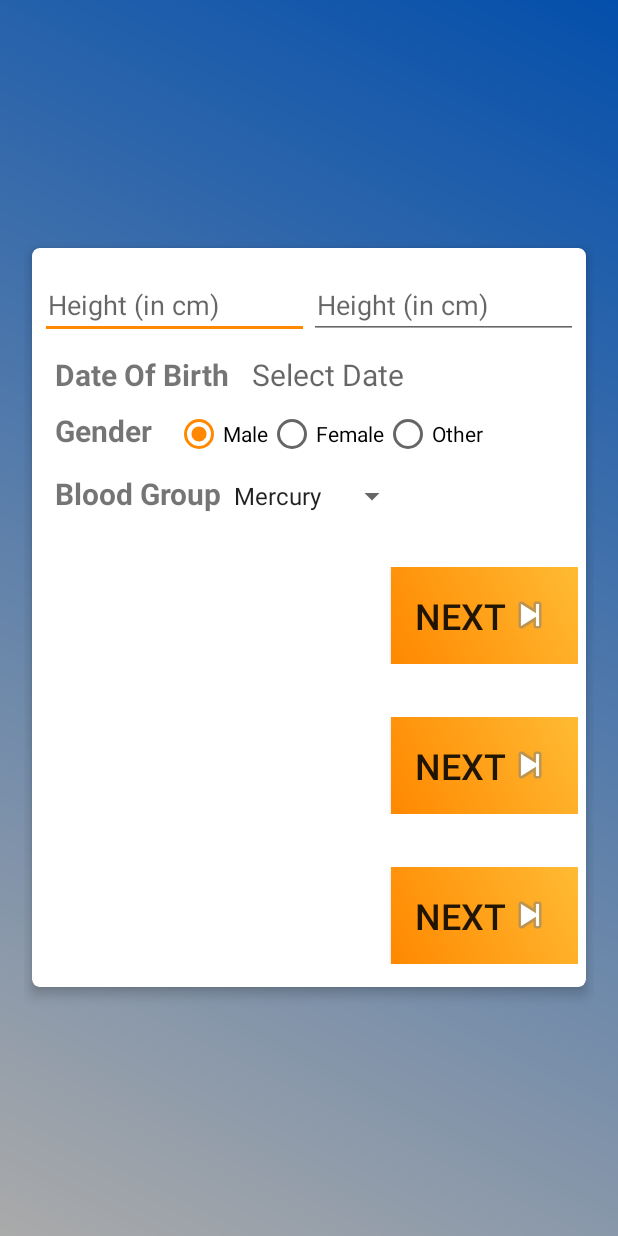
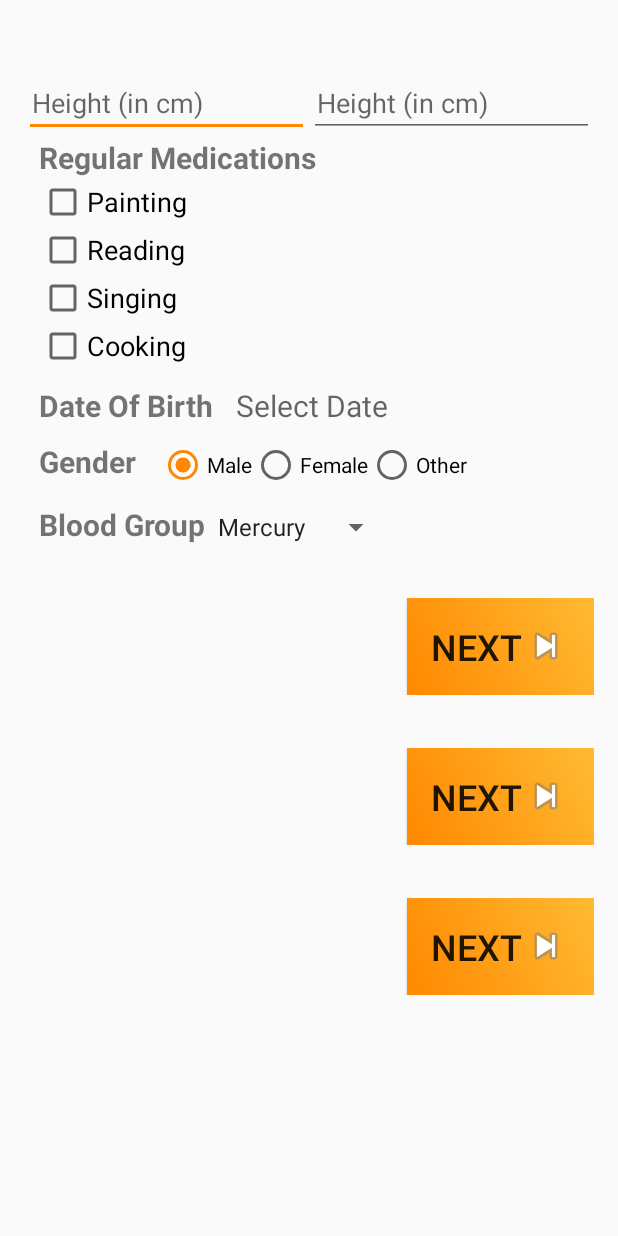
Before and after one commit to Masum95/Android_BT_Data_Receiver, an Android app: the screen it shows after launch (ProfileRegisterActivity), on a phone screen of 412 x 824 dp. Run offline under Robolectric (Android 15) with nearby library versions, the phone set to English and light mode, and no system bars.

Commit message:
values caputred on next button

```diff
--- a/app/src/main/java/com/samsung/android/sdk/accessory/example/filetransfer/receiver/ProfileRegisterActivity.java
+++ b/app/src/main/java/com/samsung/android/sdk/accessory/example/filetransfer/receiver/ProfileRegisterActivity.java
@@ -10,6 +10,8 @@ import android.util.Log;
 import android.view.View;
 import android.widget.AdapterView;
 import android.widget.ArrayAdapter;
+import android.widget.Button;
+import android.widget.CheckBox;
 import android.widget.DatePicker;
 import android.widget.EditText;
 import android.widget.RadioButton;
@@ -18,11 +20,11 @@ import android.widget.Spinner;
 import android.widget.TextView;
 import android.widget.Toast;
 
-import java.text.SimpleDateFormat;
+import java.util.ArrayList;
 import java.util.Calendar;
-import java.util.Locale;
+import java.util.List;
 
-public class ProfileRegisterActivity extends AppCompatActivity implements AdapterView.OnItemSelectedListener{
+public class ProfileRegisterActivity extends AppCompatActivity  {
 
     EditText name, phone_num, email, phone, password;
 
@@ -30,16 +32,20 @@ public class ProfileRegisterActivity extends AppCompatActivity implements Adapte
     private TextView mDisplayDate;
     private DatePickerDialog.OnDateSetListener mDateSetListener;
     String[] planetArray;
-
-
+    CheckBox ch, ch1, ch2, ch3;
+    RadioGroup rg;
+    Button nextBtn;
+    Spinner spinner;
     @Override
     protected void onCreate(Bundle savedInstanceState) {
         super.onCreate(savedInstanceState);
         setContentView(R.layout.activity_profile_register);
-        addListenerOnButton();
+        nextBtn = (Button) findViewById(R.id.bNext);
+
+
         planetArray = getResources().getStringArray(R.array.planets_array);
-        Log.d("register","here");
-        Spinner spinner = (Spinner) findViewById(R.id.planets_spinner);
+        Log.d("register", "here");
+        spinner = (Spinner) findViewById(R.id.planets_spinner);
         // Create an ArrayAdapter using the string array and a default spinner layout
         ArrayAdapter<CharSequence> adapter = ArrayAdapter.createFromResource(this,
                 R.array.planets_array, android.R.layout.simple_spinner_item);
@@ -47,6 +53,19 @@ public class ProfileRegisterActivity extends AppCompatActivity implements Adapte
         adapter.setDropDownViewResource(android.R.layout.simple_spinner_dropdown_item);
         // Apply the adapter to the spinner
         spinner.setAdapter(adapter);
+
+
+        spinner.setOnItemSelectedListener(new AdapterView.OnItemSelectedListener() {
+            public void onItemSelected(AdapterView<?> adapterView, View view, int i, long l) {
+                Log.d("Tag---", "clicekd : " + i);
+
+                Toast.makeText(getApplicationContext(), "Selected User: " + planetArray[i], Toast.LENGTH_SHORT).show();
+            }
+
+            public void onNothingSelected(AdapterView<?> adapterView) {
+                return;
+            }
+        });
 
         mDisplayDate = (TextView) findViewById(R.id.tvDate);
 
@@ -62,7 +81,7 @@ public class ProfileRegisterActivity extends AppCompatActivity implements Adapte
                         ProfileRegisterActivity.this,
                         android.R.style.Theme_Holo_Light_Dialog_MinWidth,
                         mDateSetListener,
-                        year,month,day);
+                        year, month, day);
                 dialog.getWindow().setBackgroundDrawable(new ColorDrawable(Color.TRANSPARENT));
                 dialog.show();
             }
@@ -79,39 +98,66 @@ public class ProfileRegisterActivity extends AppCompatActivity implements Adapte
             }
         };
 
+        rg = (RadioGroup) findViewById(R.id.radio);
+
+
+        // Finding CheckBox by its unique ID
+        ch = (CheckBox) findViewById(R.id.checkBox);
+        ch1 = (CheckBox) findViewById(R.id.checkBox2);
+        ch2 = (CheckBox) findViewById(R.id.checkBox3);
+        ch3 = (CheckBox) findViewById(R.id.checkBox4);
+
+        nextBtn.setOnClickListener(new View.OnClickListener() {
+            @Override
+            public void onClick(View v) {
+                List<String> checkedList = getCheckedList();
+                String selectedRadio = getSelectedRadioItem();
+                String selectedDropDown = getSelectedDropDown();
+
+                Toast.makeText(getApplicationContext(), selectedDropDown, Toast.LENGTH_SHORT).show();
+
+//                Toast.makeText(getApplicationContext(), selectedRadio, Toast.LENGTH_SHORT).show();
+            }
+        });
     }
 
-    public void addListenerOnButton() {
 
-        RadioGroup rg = (RadioGroup) findViewById(R.id.radio);
+    public List<String> getCheckedList() {
+        String msg = "";
+        List<String> checkedList = new ArrayList<>();
 
-        rg.setOnCheckedChangeListener(new RadioGroup.OnCheckedChangeListener()
-        {
-            public void onCheckedChanged(RadioGroup group, int checkedId) {
-                switch(checkedId){
-                    case R.id.radioMale:
-                        Toast.makeText(getApplicationContext(), "Male",Toast.LENGTH_SHORT).show();
 
-                        break;
-                    case R.id.radioFemale:
-                        // do operations specific to this selection
-                        break;
-                    case R.id.radioOther:
-                        // do operations specific to this selection
-                        break;
-                }
-            }
-        });
+        if (ch.isChecked()) {
+            checkedList.add(ch.getText().toString());
+            msg += ch.getText().toString();
 
+        }
+        if (ch1.isChecked())
+            checkedList.add(ch1.getText().toString());
+        if (ch2.isChecked())
+            checkedList.add(ch2.getText().toString());
+        if (ch3.isChecked())
+            checkedList.add(ch3.getText().toString());
+
+        return checkedList;
     }
-    @Override
-    public void onItemSelected(AdapterView<?> arg0, View arg1, int position,long id) {
-        Toast.makeText(getApplicationContext(), "Selected User: "+ planetArray[position] ,Toast.LENGTH_SHORT).show();
+
+
+    private String getSelectedDropDown() {
+
+        String text = spinner.getSelectedItem().toString();
+        return text;
     }
-    @Override
-    public void onNothingSelected(AdapterView<?> arg0) {
-        // TODO - Custom Code
+
+    private String getSelectedRadioItem() {
+
+        int selectedId = rg.getCheckedRadioButtonId();
+
+        RadioButton radioButton;
+        radioButton = (RadioButton) findViewById(selectedId);
+        return radioButton.getText().toString();
     }
+
 
     @Override
     protected void onStart() {
@@ -119,5 +165,4 @@ public class ProfileRegisterActivity extends AppCompatActivity implements Adapte
     }
 
 
-
 }
--- a/app/src/main/res/layout/activity_profile_register.xml
+++ b/app/src/main/res/layout/activity_profile_register.xml
@@ -1,122 +1,163 @@
 <?xml version="1.0" encoding="utf-8"?>
-<ScrollView
-    xmlns:android="http://schemas.android.com/apk/res/android"
+<LinearLayout xmlns:android="http://schemas.android.com/apk/res/android"
     xmlns:app="http://schemas.android.com/apk/res-auto"
     xmlns:tools="http://schemas.android.com/tools"
+    android:id="@+id/scrollView2"
     android:layout_width="match_parent"
     android:layout_height="match_parent"
-    android:background="@drawable/gradient"
+    android:orientation="vertical"
     android:padding="16dp"
     android:scrollbarThumbVertical="@null"
     tools:context=".RegisterActivity">
 
+    <LinearLayout
+        android:layout_width="match_parent"
+        android:layout_height="match_parent"
+        android:orientation="vertical"
+        android:paddingTop="20dp">
 
-    <android.support.v7.widget.CardView
-        android:layout_width="match_parent"
-        android:layout_height="wrap_content"
-        android:layout_gravity="center"
-        android:layout_margin="5dp"
-        android:padding="10dp"
-        app:cardCornerRadius="5dp"
-        app:cardElevation="5dp">
 
         <LinearLayout
-            android:layout_width="match_parent"
-            android:layout_height="wrap_content"
-            android:layout_gravity="center"
-            android:layout_margin="5dp"
-            android:orientation="vertical">
-
-
-
-            <LinearLayout android:layout_width="fill_parent"
+            android:layout_width="fill_parent"
             android:layout_height="wrap_content"
             android:orientation="horizontal">
+
             <EditText
                 android:id="@+id/height"
 
-                    android:layout_marginTop="10dp"
-                    android:hint="@string/height"
-
                 android:layout_width="fill_parent"
                 android:layout_height="wrap_content"
+
+                android:layout_marginTop="10dp"
                 android:layout_weight="1"
+                android:hint="@string/height"
 
                 android:inputType="textNoSuggestions"
                 android:maxLines="1"
                 android:paddingStart="5dp"
-                    android:singleLine="true"/>
+                android:singleLine="true" />
 
 
             <EditText
                 android:id="@+id/phone_num"
 
-                    android:layout_marginTop="10dp"
-                    android:hint="@string/height"
-
                 android:layout_width="fill_parent"
                 android:layout_height="wrap_content"
+
+                android:layout_marginTop="10dp"
                 android:layout_weight="1"
+                android:hint="@string/height"
 
                 android:inputType="textNoSuggestions"
                 android:maxLines="1"
                 android:paddingStart="5dp"
-                    android:singleLine="true"/>
+                android:singleLine="true" />
         </LinearLayout>
 
 
+        <LinearLayout
+            android:layout_width="fill_parent"
+            android:layout_height="wrap_content"
+            android:layout_marginLeft="10dp"
+
+            android:orientation="vertical">
+
+            <TextView
+                android:layout_width="wrap_content"
+                android:layout_height="wrap_content"
+                android:text="Regular Medications"
+                android:textSize="20dp"
+                android:textStyle="bold" />
+
+            <CheckBox
+                android:id="@+id/checkBox"
+
+                android:layout_width="match_parent"
+                android:layout_height="wrap_content"
+
+                android:text="Painting"
+                android:textSize="18sp" />
+
+            <CheckBox
+                android:id="@+id/checkBox2"
+                android:layout_width="match_parent"
+                android:layout_height="wrap_content"
+                android:text="Reading"
+                android:textSize="18sp" />
+
+            <CheckBox
+                android:id="@+id/checkBox3"
+                android:layout_width="match_parent"
+                android:layout_height="wrap_content"
+                android:text="Singing"
+                android:textSize="18sp"
+                tools:layout_editor_absoluteX="382dp" />
+
+            <CheckBox
+                android:id="@+id/checkBox4"
+
+                android:layout_width="match_parent"
+
+                android:layout_height="wrap_content"
+                android:text="Cooking"
+                android:textSize="18sp"
+                tools:layout_editor_absoluteX="386dp" />
+        </LinearLayout>
 
 
-            <LinearLayout android:layout_width="fill_parent"
+        <LinearLayout
+            android:layout_width="fill_parent"
             android:layout_height="wrap_content"
             android:layout_marginTop="10dp"
             android:orientation="horizontal">
+
             <TextView
                 android:layout_width="wrap_content"
                 android:layout_height="wrap_content"
+                android:layout_marginLeft="10dp"
                 android:text="Date Of Birth"
-                    android:textStyle="bold"
-                    android:layout_marginLeft="10dp"
-                    android:textSize="20dp"/>
+                android:textSize="20dp"
+                android:textStyle="bold" />
 
             <TextView
-                    android:layout_marginLeft="15dp"
+                android:id="@+id/tvDate"
 
                 android:layout_width="wrap_content"
                 android:layout_height="wrap_content"
+                android:layout_centerHorizontal="true"
+                android:layout_marginLeft="15dp"
                 android:hint="Select Date"
-                    android:id="@+id/tvDate"
-                    android:layout_centerHorizontal="true"
-                    android:textSize="20dp"/>
+                android:textSize="20dp" />
 
         </LinearLayout>
 
-            <LinearLayout android:layout_width="fill_parent"
+        <LinearLayout
+            android:layout_width="fill_parent"
             android:layout_height="wrap_content"
             android:layout_marginTop="10dp"
             android:orientation="horizontal">
+
             <TextView
                 android:layout_width="wrap_content"
                 android:layout_height="wrap_content"
+                android:layout_marginLeft="10dp"
                 android:text="Gender"
-                    android:textStyle="bold"
-                    android:layout_marginLeft="10dp"
-                    android:textSize="20dp"/>
+                android:textSize="20dp"
+                android:textStyle="bold" />
 
             <RadioGroup
-                    android:layout_marginLeft="15dp"
                 android:id="@+id/radio"
                 android:layout_width="wrap_content"
                 android:layout_height="wrap_content"
-                    android:orientation="horizontal"
-                    >
+                android:layout_marginLeft="15dp"
+                android:orientation="horizontal">
 
                 <RadioButton
                     android:id="@+id/radioMale"
                     android:layout_width="wrap_content"
                     android:layout_height="wrap_content"
-                        android:text="@string/radio_male"
-                        android:checked="true" />
+                    android:checked="true"
+                    android:text="@string/radio_male" />
 
                 <RadioButton
                     android:id="@+id/radioFemale"
@@ -133,19 +174,19 @@
         </LinearLayout>
 
 
-
-
-            <LinearLayout android:layout_width="fill_parent"
+        <LinearLayout
+            android:layout_width="fill_parent"
             android:layout_height="wrap_content"
             android:layout_marginTop="10dp"
             android:orientation="horizontal">
+
             <TextView
                 android:layout_width="wrap_content"
                 android:layout_height="wrap_content"
+                android:layout_marginLeft="10dp"
                 android:text="Blood Group"
-                    android:textStyle="bold"
-                    android:layout_marginLeft="10dp"
-                    android:textSize="20dp"/>
+                android:textSize="20dp"
+                android:textStyle="bold" />
 
             <Spinner
                 android:id="@+id/planets_spinner"
@@ -159,23 +200,22 @@
         <RelativeLayout
             android:layout_width="fill_parent"
             android:layout_height="wrap_content"
+            android:layout_gravity="right"
             android:layout_marginTop="35dp"
-                android:layout_gravity="right"
 
-                android:orientation="horizontal" >
+            android:orientation="horizontal">
 
             <Button
-                    android:id="@+id/bSearch"
+                android:id="@+id/bNext"
                 android:layout_width="wrap_content"
                 android:layout_height="wrap_content"
+                android:layout_alignParentRight="true"
                 android:background="@drawable/button_gradient"
                 android:drawableRight="@android:drawable/ic_media_next"
                 android:padding="16dp"
                 android:text="Next"
-                    android:layout_alignParentRight="true"
 
-                    android:textSize="24sp"
-                     />
+                android:textSize="24sp" />
 
         </RelativeLayout>
 
@@ -183,60 +223,47 @@
         <RelativeLayout
             android:layout_width="fill_parent"
             android:layout_height="wrap_content"
+            android:layout_gravity="right"
             android:layout_marginTop="35dp"
-                android:layout_gravity="right"
 
-                android:orientation="horizontal" >
+            android:orientation="horizontal">
 
             <Button
-                    android:id="@+id/bSearch"
+                android:id="@+id/bSearch1"
                 android:layout_width="wrap_content"
                 android:layout_height="wrap_content"
+                android:layout_alignParentRight="true"
                 android:background="@drawable/button_gradient"
                 android:drawableRight="@android:drawable/ic_media_next"
                 android:padding="16dp"
                 android:text="Next"
-                    android:layout_alignParentRight="true"
 
-                    android:textSize="24sp"
-                    />
+                android:textSize="24sp" />
 
         </RelativeLayout>
+
         <RelativeLayout
             android:layout_width="fill_parent"
             android:layout_height="wrap_content"
+            android:layout_gravity="right"
             android:layout_marginTop="35dp"
-                android:layout_gravity="right"
 
-                android:orientation="horizontal" >
+            android:orientation="horizontal">
 
             <Button
-                    android:id="@+id/bSearch"
+                android:id="@+id/bSearch2"
                 android:layout_width="wrap_content"
                 android:layout_height="wrap_content"
+                android:layout_alignParentRight="true"
                 android:background="@drawable/button_gradient"
                 android:drawableRight="@android:drawable/ic_media_next"
                 android:padding="16dp"
                 android:text="Next"
-                    android:layout_alignParentRight="true"
 
-                    android:textSize="24sp"
-                    />
+                android:textSize="24sp" />
 
         </RelativeLayout>
 
-            <android.support.constraint.ConstraintLayout
-            android:layout_width="match_parent"
-            android:layout_height="match_parent"
-            android:layout_marginTop="10dp"
-            android:orientation="horizontal">
-
-
-        </android.support.constraint.ConstraintLayout>
-
-
+    </LinearLayout>
 
 </LinearLayout>
-    </android.support.v7.widget.CardView>
-
-</ScrollView>
```
Lines whose indentation alone changed are shown as unchanged.
